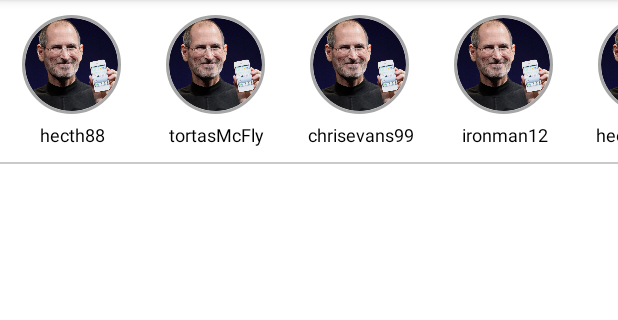
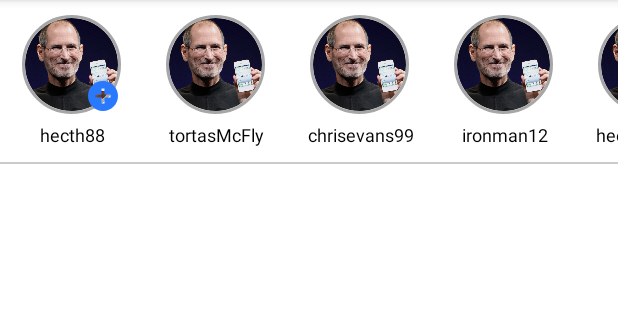
Before and after one commit to TortasMcFly/instagran_android, an Android app: the screen it shows after launch (MainActivity), on a phone screen of 412 x 824 dp, the part 84-404 px from its top. Run offline under Robolectric (Android 15) with nearby library versions, the phone set to English and light mode, and no system bars; our stand-ins replace CircleImageView, navigation-ui.

Commit message:
Historia Adapter update
~ boton de agregar historia
~ animacion click
~ validaciones

```diff
--- a/Instagran/app/src/main/java/hector/villa/instagran/ui/inicio/HistoriaAdapter.kt
+++ b/Instagran/app/src/main/java/hector/villa/instagran/ui/inicio/HistoriaAdapter.kt
@@ -4,7 +4,11 @@ import android.content.Context
 import android.view.LayoutInflater
 import android.view.View
 import android.view.ViewGroup
+import android.view.animation.AnimationUtils
+import android.widget.ImageView
+import android.widget.RelativeLayout
 import android.widget.TextView
+import android.widget.Toast
 import androidx.recyclerview.widget.RecyclerView
 import hector.villa.instagran.R
 
@@ -18,7 +22,19 @@ class HistoriaAdapter(val historias: ArrayList<String>, val context: Context) :
     }
 
     override fun onBindViewHolder(holder: HistoriaViewHolder, position: Int) {
+        holder.btnAgregarHistoria.visibility = if (position == 0) View.VISIBLE else View.GONE
         holder.tvUsername.text = historias[position]
+
+        val animation = AnimationUtils.loadAnimation(context, R.anim.bounce)
+
+        holder.relativeHistoria.tag = position
+        holder.relativeHistoria.setOnClickListener {
+            holder.relativeHistoria.startAnimation(animation)
+
+            val pos = it.tag.toString().toInt()
+            if (pos == 0) Toast.makeText(context, "Agregar historia", Toast.LENGTH_SHORT).show()
+            else Toast.makeText(context, "Ver historia ${ historias[pos] }", Toast.LENGTH_SHORT).show()
+        }
     }
 
     override fun getItemCount(): Int {
@@ -26,6 +42,8 @@ class HistoriaAdapter(val historias: ArrayList<String>, val context: Context) :
     }
 
     class HistoriaViewHolder(view: View): RecyclerView.ViewHolder(view) {
-        val tvUsername = view.findViewById<TextView>(R.id.tvUsername)
+        val tvUsername: TextView = view.findViewById(R.id.tvUsername)
+        val btnAgregarHistoria: ImageView = view.findViewById(R.id.btnAgregarHistoria)
+        val relativeHistoria: RelativeLayout = view.findViewById(R.id.relativeHistoria)
     }
 }
--- /dev/null
+++ b/Instagran/app/src/main/res/anim/bounce.xml
@@ -0,0 +1,15 @@
+<?xml version="1.0" encoding="utf-8"?>
+<set
+    xmlns:android="http://schemas.android.com/apk/res/android"
+    android:fillAfter="true"
+    android:interpolator="@android:anim/bounce_interpolator">
+
+    <scale
+        android:pivotX="50%"
+        android:pivotY="50%"
+        android:fromXScale="0.5"
+        android:toXScale="1.0"
+        android:fromYScale="0.5"
+        android:toYScale="1.0"
+        android:duration="500"/>
+</set>
--- /dev/null
+++ b/Instagran/app/src/main/res/drawable/ic_baseline_add_circle_24.xml
@@ -0,0 +1,5 @@
+<vector android:height="24dp" android:tint="#2979FF"
+    android:viewportHeight="24" android:viewportWidth="24"
+    android:width="24dp" xmlns:android="http://schemas.android.com/apk/res/android">
+    <path android:fillColor="@android:color/white" android:pathData="M12,2C6.48,2 2,6.48 2,12s4.48,10 10,10 10,-4.48 10,-10S17.52,2 12,2zM17,13h-4v4h-2v-4L7,13v-2h4L11,7h2v4h4v2z"/>
+</vector>
--- a/Instagran/app/src/main/res/layout/item_historia.xml
+++ b/Instagran/app/src/main/res/layout/item_historia.xml
@@ -7,6 +7,11 @@
     android:gravity="center"
     android:layout_margin="10dp">
 
+    <RelativeLayout
+        android:id="@+id/relativeHistoria"
+        android:layout_width="66dp"
+        android:layout_height="66dp">
+
         <de.hdodenhof.circleimageview.CircleImageView
             android:id="@+id/imageViewHistoria"
             android:layout_width="66dp"
@@ -14,7 +19,20 @@
             android:scaleType="centerCrop"
             android:src="@drawable/profile_steve"
             app:civ_border_width="2dp"
-        app:civ_border_color="#A6A6A6"/>
+            app:civ_border_color="@color/historia_vista_borde"/>
+
+        <de.hdodenhof.circleimageview.CircleImageView
+            android:id="@+id/btnAgregarHistoria"
+            android:background="?selectableItemBackgroundBorderless"
+            android:layout_width="wrap_content"
+            android:layout_height="wrap_content"
+            android:src="@drawable/ic_baseline_add_circle_24"
+            app:civ_circle_background_color="@color/white"
+            android:layout_alignParentBottom="true"
+            android:layout_alignParentEnd="true"
+            app:civ_border_width="0dp"/>
+
+    </RelativeLayout>
 
     <TextView
         android:id="@+id/tvUsername"
--- a/Instagran/app/src/main/res/values-night/themes.xml
+++ /dev/null
@@ -1,16 +0,0 @@
-<resources xmlns:tools="http://schemas.android.com/tools">
-    <!-- Base application theme. -->
-    <style name="Theme.Instagran" parent="Theme.MaterialComponents.DayNight.DarkActionBar">
-        <!-- Primary brand color. -->
-        <item name="colorPrimary">@color/purple_200</item>
-        <item name="colorPrimaryVariant">@color/purple_700</item>
-        <item name="colorOnPrimary">@color/black</item>
-        <!-- Secondary brand color. -->
-        <item name="colorSecondary">@color/teal_200</item>
-        <item name="colorSecondaryVariant">@color/teal_200</item>
-        <item name="colorOnSecondary">@color/black</item>
-        <!-- Status bar color. -->
-        <item name="android:statusBarColor" tools:targetApi="l">?attr/colorPrimaryVariant</item>
-        <!-- Customize your theme here. -->
-    </style>
-</resources>
--- a/Instagran/app/src/main/res/values/colors.xml
+++ b/Instagran/app/src/main/res/values/colors.xml
@@ -10,4 +10,5 @@
 
     <color name="linea_separacion">#CACACA</color>
     <color name="historia_vista_borde">#A6A6A6</color>
+    <color name="azul_add">#2979FF</color>
 </resources>
--- a/Instagran/app/src/main/res/values/themes.xml
+++ b/Instagran/app/src/main/res/values/themes.xml
@@ -1,6 +1,6 @@
 <resources xmlns:tools="http://schemas.android.com/tools">
     <!-- Base application theme. -->
-    <style name="Theme.Instagran" parent="Theme.MaterialComponents.DayNight.DarkActionBar">
+    <style name="Theme.Instagran" parent="Theme.MaterialComponents.Light.DarkActionBar">
         <!-- Primary brand color. -->
         <item name="colorPrimary">@color/purple_500</item>
         <item name="colorPrimaryVariant">@color/purple_700</item>
@@ -12,5 +12,6 @@
         <!-- Status bar color. -->
         <item name="android:statusBarColor" tools:targetApi="l">?attr/colorPrimaryVariant</item>
         <!-- Customize your theme here. -->
+        <item name="android:forceDarkAllowed" tools:targetApi="q">false</item>
     </style>
 </resources>
```
Lines whose indentation alone changed are shown as unchanged.
